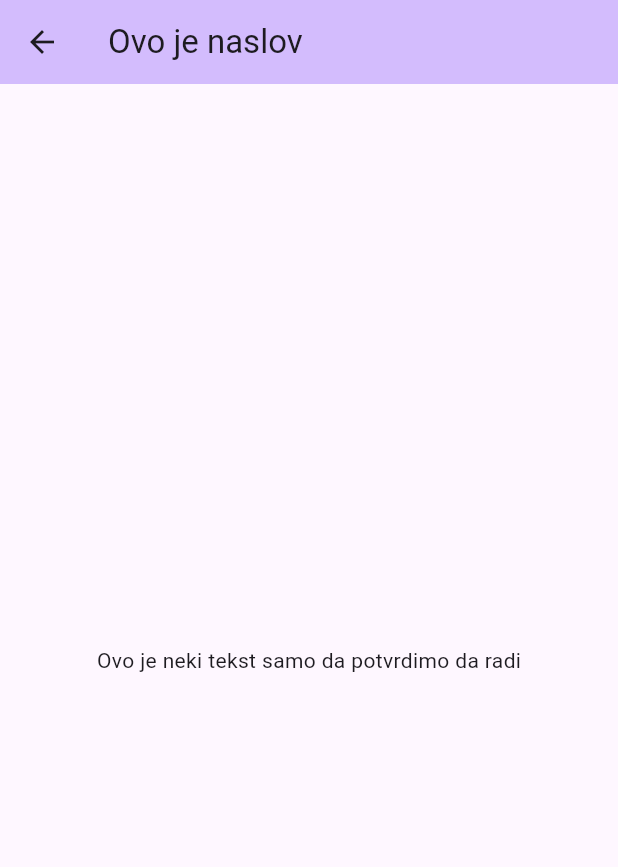
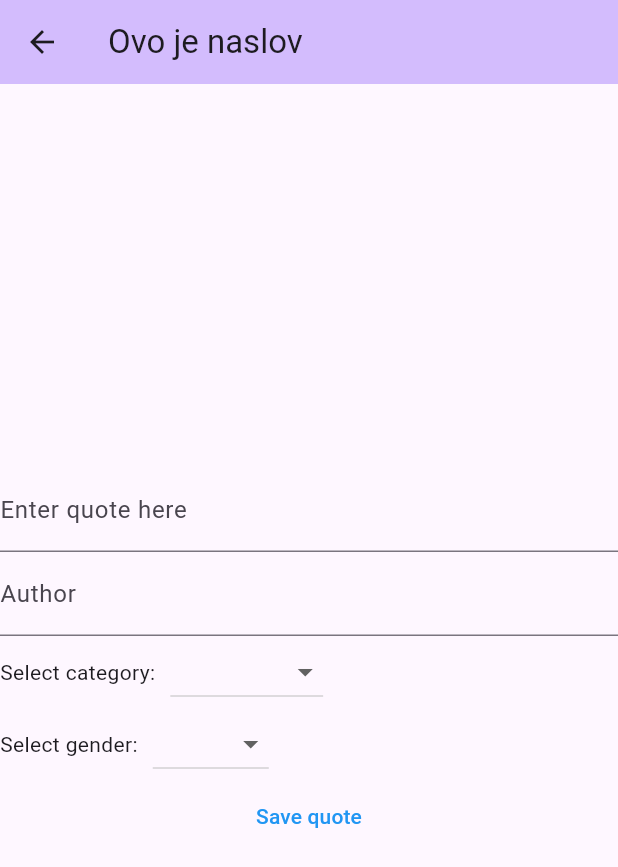
Before and after one commit to mgranic/MotivationCards, a Flutter app: the CreateQuoteView screen opened directly, on a phone screen of 412 x 824 dp. Shown: the top 867 px of the screen. Run offline on Flutter 3.47's test engine with Material 2 defaults, Android fonts, the light colour scheme and no system bars; network calls fail.

Commit message:
Create quote
Started working on flutter "create quote" page

```diff
--- a/motivation_card_flutter/lib/view/create_quote_view.dart
+++ b/motivation_card_flutter/lib/view/create_quote_view.dart
@@ -8,7 +8,13 @@ class CreateQuoteView extends StatefulWidget {
   State<CreateQuoteView> createState() => _CreateQuoteViewState();
 }
 
-class _CreateQuoteViewState extends State<CreateQuoteView>{
+class _CreateQuoteViewState extends State<CreateQuoteView> {
+
+  final _quoteText = TextEditingController();
+  final _quoteAuthor = TextEditingController();
+  String? _selectedCategory;
+  String? _selectedGender;
+
   @override
   Widget build(BuildContext context) {
     return Scaffold(
@@ -24,13 +30,88 @@ class _CreateQuoteViewState extends State<CreateQuoteView>{
           mainAxisAlignment: MainAxisAlignment.center,
           children: <Widget>[
             // https://docs.flutter.dev/cookbook/forms/validation?gclid=Cj0KCQjw9rSoBhCiARIsAFOiplm-mn4uC-UYWuoN3Hk6FgZKgEWXE4fyrud_hl_yHpQyGQrUqPGkbosaAphmEALw_wcB&gclsrc=aw.ds
-            const Text(
-              'Ovo je neki tekst samo da potvrdimo da radi',
+            TextFormField(
+                decoration: const InputDecoration(
+                border: UnderlineInputBorder(),
+                labelText: 'Enter quote here',
+              ),
+              controller: _quoteText,
             ),
+            TextFormField(
+                decoration: const InputDecoration(
+                border: UnderlineInputBorder(),
+                labelText: 'Author',
+              ),
+              controller: _quoteAuthor,
+            ),
+            Row(
+                children: [
+                  Text("Select category:"),
+                  SizedBox(width: 10.0),
+                  DropdownButton(
+                    items: const [
+                      DropdownMenuItem(child: Text("Motivation"), value: "motivation"),
+                      DropdownMenuItem(child: Text("Consolt"), value: "consolt"),
+                      DropdownMenuItem(child: Text("Uplift"), value: "uplift")
+                    ],
+                    value: _selectedCategory,
+                    onChanged:(val) {
+                      setState(() {
+                        _selectCategoryHandler(val as String?);
+                      });
+                    }
+                  ),
+              ],
+            ),
+            Row(
+              children: [
+                Text("Select gender:"),
+                SizedBox(width: 10.0),
+                DropdownButton(
+                  items: const [
+                    DropdownMenuItem(child: Text("Other"), value: "other"),
+                    DropdownMenuItem(child: Text("Male"), value: "male"),
+                    DropdownMenuItem(child: Text("Female"), value: "female")
+                  ],
+                  value: _selectedGender,
+                  onChanged:(val) {
+                    setState(() {
+                      _selectGenderHandler(val as String?);
+                    });
+                  }
+                ),
+              ],
+            ),
+
+            TextButton(
+              style: ButtonStyle(
+                foregroundColor: MaterialStateProperty.all<Color>(Colors.blue),
+              ),
+              onPressed: _saveQuoteHandler,
+              child: Text('Save quote'),
+            )
           ],
         ),
       ),
     );
   }
 
+  void _selectCategoryHandler(String? category) {
+    _selectedCategory = category;
+    print(category!);
+  }
+
+  void _selectGenderHandler(String? gender) {
+    _selectedGender = gender;
+    print(gender!);
+  }
+
+  void _saveQuoteHandler() {
+    print("******************************************************************************");
+    print(_quoteText.text);
+    print(_quoteAuthor.text);
+    print(_selectedCategory);
+    print(_selectedGender);
+    print("******************************************************************************");
+  }
 }
```
